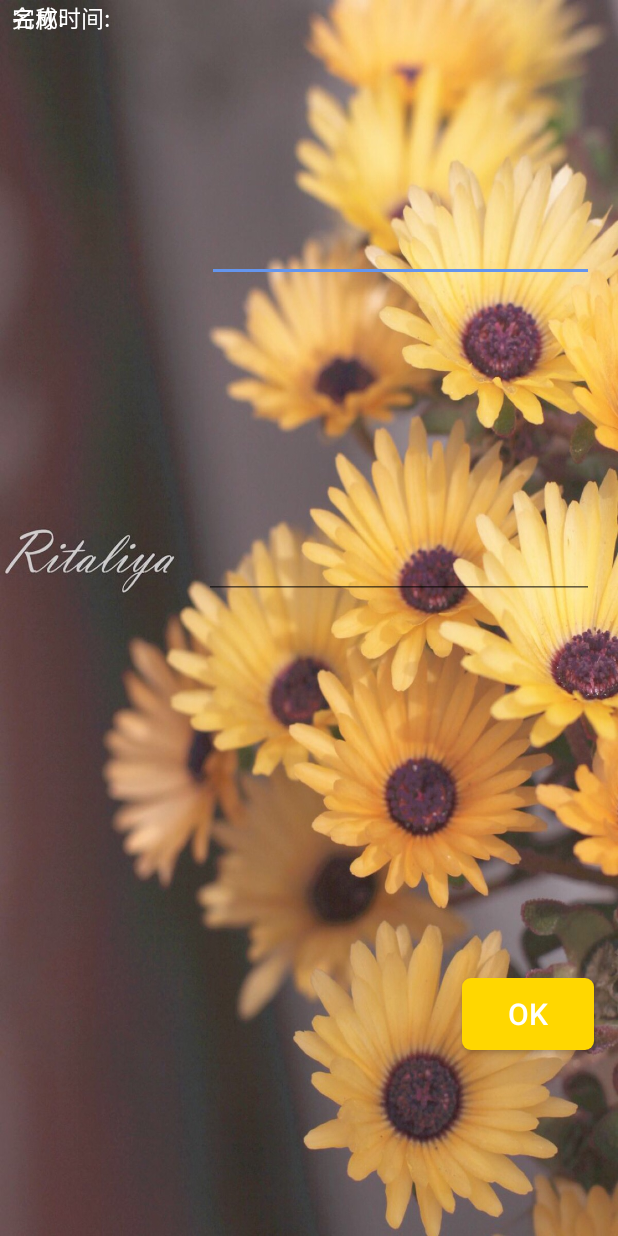
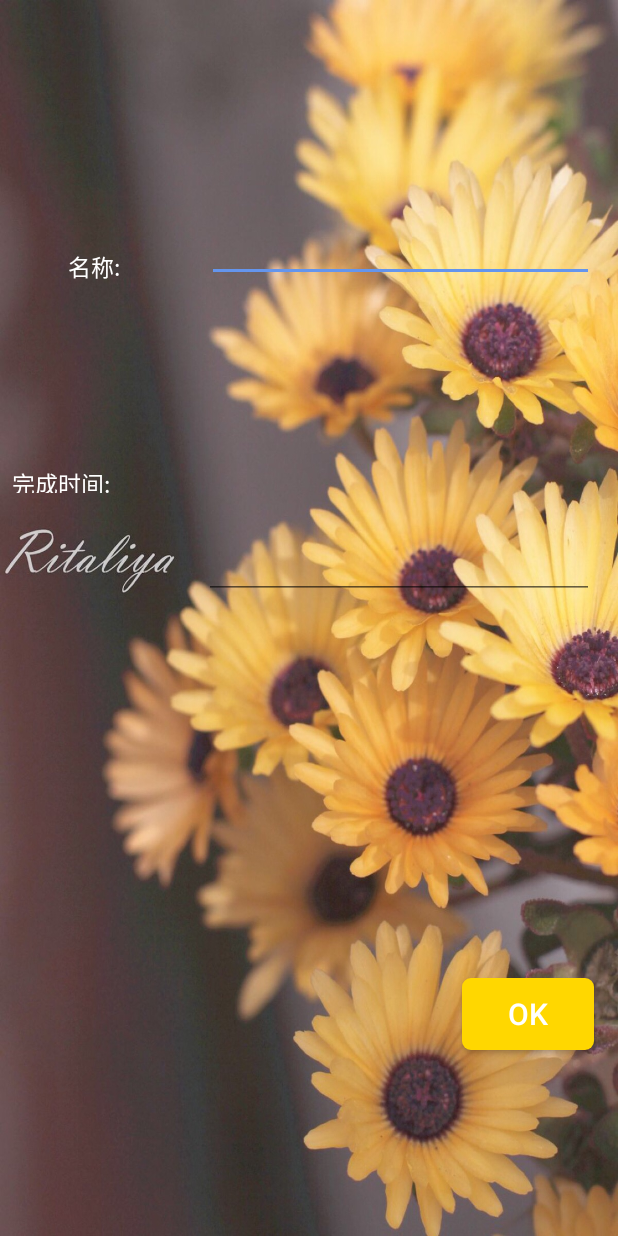
Before and after one commit to U-TIME-app/myapp, an Android app: the addnotif screen opened directly, with no data from a screen before it, on a phone screen of 412 x 824 dp. Run offline under Robolectric (Android 15) with nearby library versions, the phone set to English and light mode, and no system bars.

Commit message:
title in flower

```diff
--- a/MyApplication/app/src/main/res/layout/addnotif.xml
+++ b/MyApplication/app/src/main/res/layout/addnotif.xml
@@ -8,15 +8,21 @@
 
     <TextView
         android:id="@+id/textView2"
-        android:layout_width="75dp"
-        android:layout_height="37dp"
+        android:layout_width="54dp"
+        android:layout_height="22dp"
+        android:layout_marginEnd="8dp"
         android:layout_marginStart="8dp"
+        android:layout_marginTop="156dp"
         android:layout_weight="1"
         android:text="名称:"
         android:textColor="@color/wihte"
         android:textSize="15sp"
+        app:layout_constraintBottom_toBottomOf="@+id/notiftitle"
+        app:layout_constraintEnd_toStartOf="@+id/notiftitle"
+        app:layout_constraintHorizontal_bias="0.55"
         app:layout_constraintStart_toStartOf="parent"
-        tools:layout_editor_absoluteY="148dp" />
+        app:layout_constraintTop_toTopOf="parent"
+        app:layout_constraintVertical_bias="1.0" />
 
     <EditText
         android:id="@+id/notiftitle"
@@ -35,14 +41,19 @@
     <TextView
         android:id="@+id/textView5"
         android:layout_width="69dp"
-        android:layout_height="31dp"
+        android:layout_height="18dp"
+        android:layout_marginEnd="8dp"
         android:layout_marginStart="8dp"
+        android:layout_marginTop="52dp"
         android:layout_weight="1"
         android:text="完成时间:"
         android:textColor="@color/wihte"
         android:textSize="15sp"
+        app:layout_constraintBottom_toBottomOf="@+id/notiftime"
+        app:layout_constraintEnd_toStartOf="@+id/notiftime"
+        app:layout_constraintHorizontal_bias="0.0"
         app:layout_constraintStart_toStartOf="parent"
-        tools:layout_editor_absoluteY="218dp" />
+        app:layout_constraintTop_toBottomOf="@+id/textView2" />
 
     <EditText
         android:id="@+id/notiftime"
```
